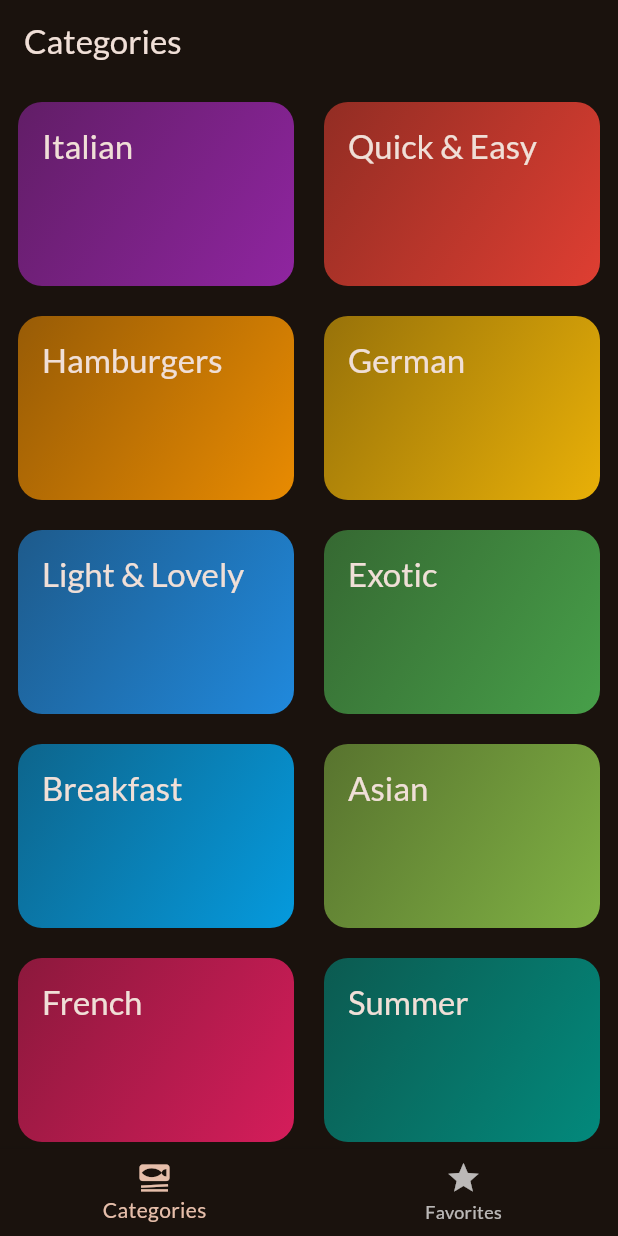
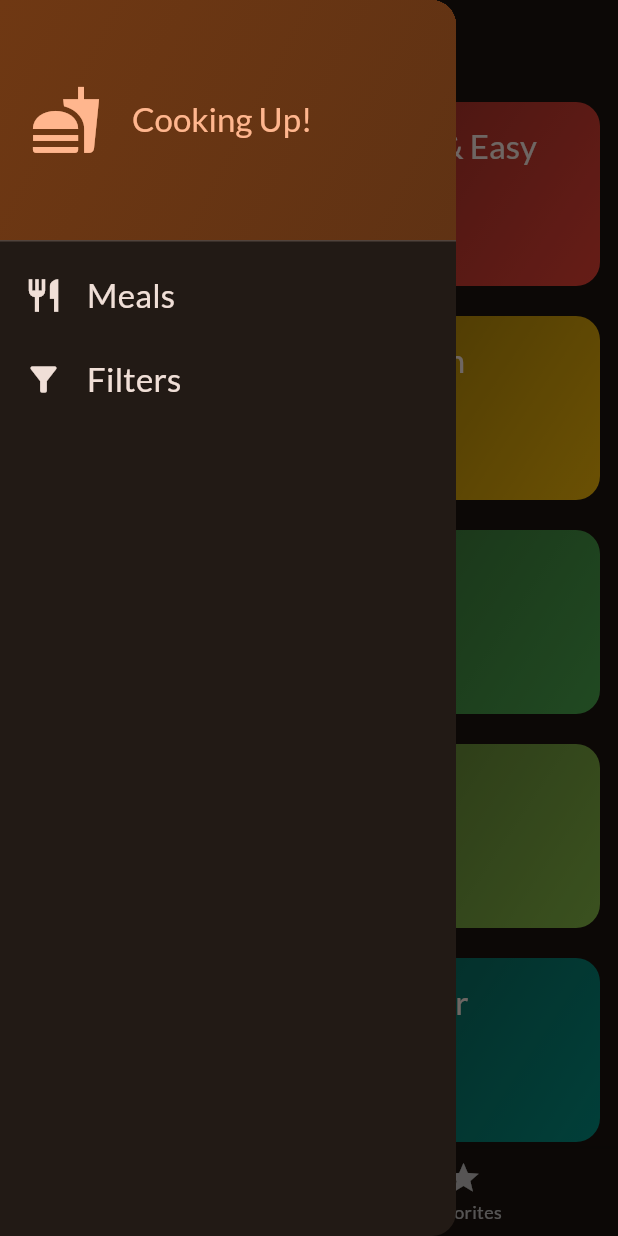
Before and after one commit to vyankatesh-nyati/meals_app, a Flutter app: the screen it shows after launch, with the side drawer open (before the commit the screen has no drawer), on a phone screen of 412 x 824 dp. Run offline on Flutter 3.47's test engine with Material 2 defaults, Android fonts, the phone set to English and light mode, and no system bars; our stand-ins replace google_fonts, transparent_image.

Commit message:
drawer implementation

```diff
--- a/lib/main.dart
+++ b/lib/main.dart
@@ -1,6 +1,5 @@
 import 'package:flutter/material.dart';
 import 'package:google_fonts/google_fonts.dart';
-import 'package:meals_app/views/categories.dart';
 import 'package:meals_app/views/tabs.dart';
 
 final theme = ThemeData(
--- a/lib/views/tabs.dart
+++ b/lib/views/tabs.dart
@@ -2,6 +2,7 @@ import 'package:flutter/material.dart';
 import 'package:meals_app/model/meal.dart';
 import 'package:meals_app/views/categories.dart';
 import 'package:meals_app/views/meals.dart';
+import 'package:meals_app/widgets/main_drawer.dart';
 
 class TabsScreen extends StatefulWidget {
   const TabsScreen({super.key});
@@ -22,7 +23,6 @@ class _TabsScreenState extends State<TabsScreen> {
     } else {
       _favoriteMeals.add(meal);
     }
-    // print(_favoriteMeals);
   }
 
   void _selectPage(int index) {
@@ -65,6 +65,7 @@ class _TabsScreenState extends State<TabsScreen> {
           ),
         ],
       ),
+      drawer: const MainDrawer(),
     );
   }
 }
--- /dev/null
+++ b/lib/widgets/main_drawer.dart
@@ -0,0 +1,81 @@
+import 'package:flutter/material.dart';
+
+class MainDrawer extends StatelessWidget {
+  const MainDrawer({super.key});
+
+  @override
+  Widget build(BuildContext context) {
+    return Drawer(
+      child: Column(
+        children: [
+          DrawerHeader(
+            decoration: BoxDecoration(
+              gradient: LinearGradient(
+                colors: [
+                  Theme.of(context).colorScheme.primaryContainer,
+                  Theme.of(context)
+                      .colorScheme
+                      .primaryContainer
+                      .withOpacity(0.8),
+                ],
+                begin: Alignment.topLeft,
+                end: Alignment.bottomRight,
+              ),
+            ),
+            padding: const EdgeInsets.all(20),
+            child: Row(
+              children: [
+                Icon(
+                  Icons.fastfood,
+                  size: 48,
+                  color: Theme.of(context).colorScheme.primary,
+                ),
+                const SizedBox(
+                  width: 20,
+                ),
+                Text(
+                  "Cooking Up!",
+                  style: Theme.of(context).textTheme.titleLarge!.copyWith(
+                        color: Theme.of(context).colorScheme.primary,
+                      ),
+                ),
+              ],
+            ),
+          ),
+          ListTile(
+            leading: Icon(
+              Icons.restaurant,
+              size: 26,
+              color: Theme.of(context).colorScheme.onBackground,
+            ),
+            title: Text(
+              "Meals",
+              style: Theme.of(context).textTheme.titleMedium!.copyWith(
+                    color: Theme.of(context).colorScheme.onBackground,
+                    fontSize: 22,
+                  ),
+            ),
+            onTap: () {
+              Navigator.of(context).pop();
+            },
+          ),
+          ListTile(
+            leading: Icon(
+              Icons.filter_alt,
+              size: 26,
+              color: Theme.of(context).colorScheme.onBackground,
+            ),
+            title: Text(
+              "Filters",
+              style: Theme.of(context).textTheme.titleMedium!.copyWith(
+                    color: Theme.of(context).colorScheme.onBackground,
+                    fontSize: 22,
+                  ),
+            ),
+            onTap: () {},
+          ),
+        ],
+      ),
+    );
+  }
+}
```
